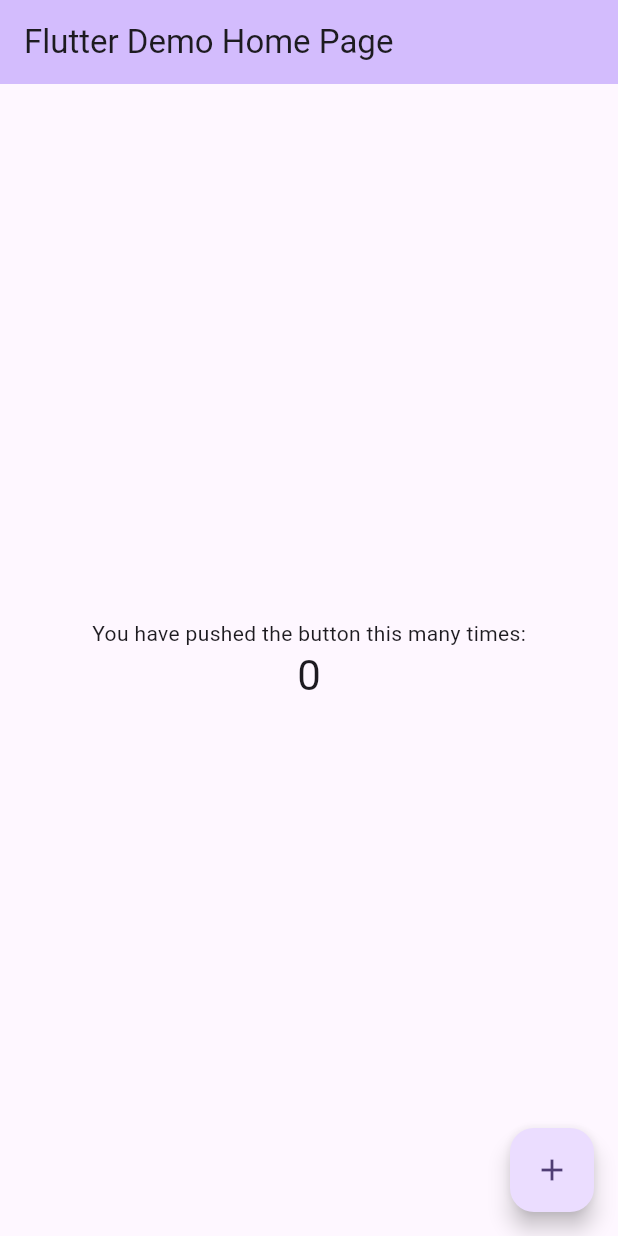
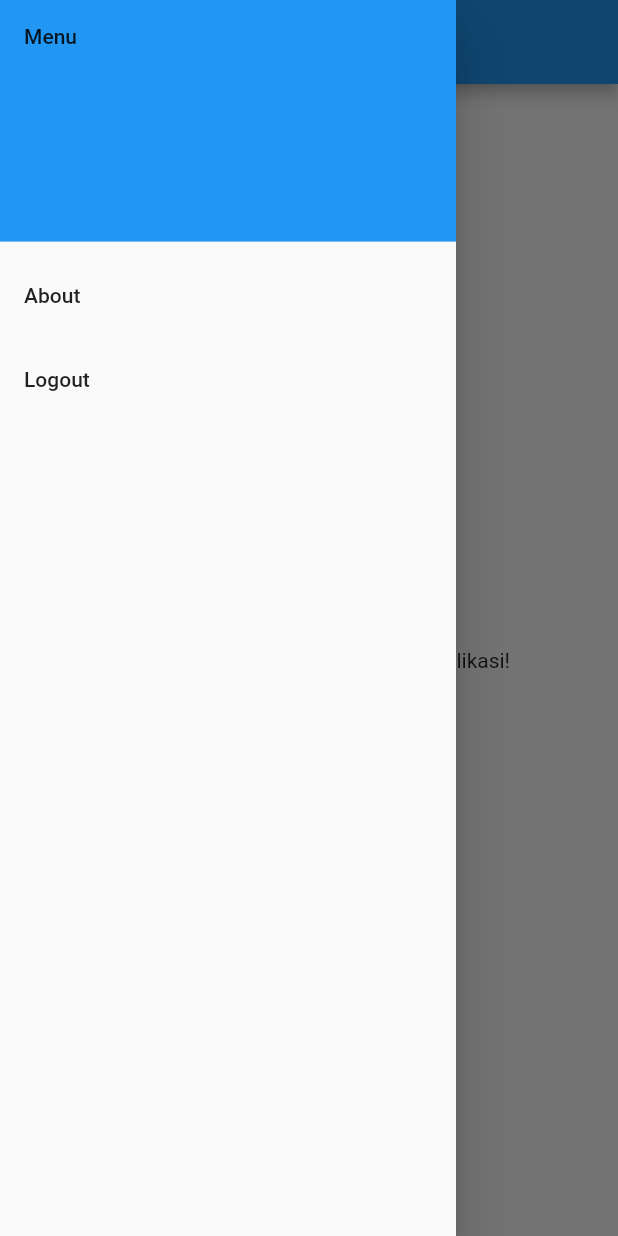
Before and after one commit to Daffakhaironkhan/praktikum-tugas-3, a Flutter app: the screen it shows after launch, with the side drawer open (before the commit the screen has no drawer), on a phone screen of 412 x 824 dp. Run offline on Flutter 3.47's test engine with Material 2 defaults, Android fonts, the phone set to English and light mode, and no system bars; our stand-ins replace shared_preferences.

Commit message:
pengumpulan tugas 3 praktikum pemrograman mobile

```diff
--- /dev/null
+++ b/lib/about_page.dart
@@ -0,0 +1,15 @@
+import 'package:flutter/material.dart';
+
+class AboutPage extends StatelessWidget {
+  @override
+  Widget build(BuildContext context) {
+    return Scaffold(
+      appBar: AppBar(
+        title: Text('About'),
+      ),
+      body: Center(
+        child: Text('Selamat datang di halaman About user!'),
+      ),
+    );
+  }
+}
--- /dev/null
+++ b/lib/home_page.dart
@@ -0,0 +1,43 @@
+import 'package:flutter/material.dart';
+import 'package:shared_preferences/shared_preferences.dart';
+
+class HomePage extends StatelessWidget {
+  @override
+  Widget build(BuildContext context) {
+    return Scaffold(
+      appBar: AppBar(
+        title: Text('Home'),
+      ),
+      drawer: Drawer(
+        child: ListView(
+          padding: EdgeInsets.zero,
+          children: <Widget>[
+            DrawerHeader(
+              child: Text('Menu'),
+              decoration: BoxDecoration(
+                color: Colors.blue,
+              ),
+            ),
+            ListTile(
+              title: Text('About'),
+              onTap: () {
+                Navigator.of(context).pushNamed('/about');
+              },
+            ),
+            ListTile(
+              title: Text('Logout'),
+              onTap: () async {
+                SharedPreferences prefs = await SharedPreferences.getInstance();
+                prefs.remove('token');
+                Navigator.of(context).pushNamed('/login');
+              },
+            ),
+          ],
+        ),
+      ),
+      body: Center(
+        child: Text('Selamat datang di halaman utama aplikasi!'),
+      ),
+    );
+  }
+}
--- a/lib/main.dart
+++ b/lib/main.dart
@@ -1,125 +1,21 @@
 import 'package:flutter/material.dart';
+import 'package:praktikum/about_page.dart';
+import 'package:praktikum/home_page.dart';
+import 'package:praktikum/login_page.dart';
 
-void main() {
-  runApp(const MyApp());
-}
+void main() => runApp(MyApp());
 
 class MyApp extends StatelessWidget {
-  const MyApp({super.key});
-
-  // This widget is the root of your application.
   @override
   Widget build(BuildContext context) {
     return MaterialApp(
-      title: 'Flutter Demo',
-      theme: ThemeData(
-        // This is the theme of your application.
-        //
-        // TRY THIS: Try running your application with "flutter run". You'll see
-        // the application has a blue toolbar. Then, without quitting the app,
-        // try changing the seedColor in the colorScheme below to Colors.green
-        // and then invoke "hot reload" (save your changes or press the "hot
-        // reload" button in a Flutter-supported IDE, or press "r" if you used
-        // the command line to start the app).
-        //
-        // Notice that the counter didn't reset back to zero; the application
-        // state is not lost during the reload. To reset the state, use hot
-        // restart instead.
-        //
-        // This works for code too, not just values: Most code changes can be
-        // tested with just a hot reload.
-        colorScheme: ColorScheme.fromSeed(seedColor: Colors.deepPurple),
-        useMaterial3: true,
-      ),
-      home: const MyHomePage(title: 'Flutter Demo Home Page'),
+      title: 'Flutter App',
+      initialRoute: '/',
+      routes: {
+        '/': (context) => HomePage(),
+        '/about': (context) => AboutPage(),
+        '/login': (context) => LoginPage(),
+      },
     );
   }
 }
-
-class MyHomePage extends StatefulWidget {
-  const MyHomePage({super.key, required this.title});
-
-  // This widget is the home page of your application. It is stateful, meaning
-  // that it has a State object (defined below) that contains fields that affect
-  // how it looks.
-
-  // This class is the configuration for the state. It holds the values (in this
-  // case the title) provided by the parent (in this case the App widget) and
-  // used by the build method of the State. Fields in a Widget subclass are
-  // always marked "final".
-
-  final String title;
-
-  @override
-  State<MyHomePage> createState() => _MyHomePageState();
-}
-
-class _MyHomePageState extends State<MyHomePage> {
-  int _counter = 0;
-
-  void _incrementCounter() {
-    setState(() {
-      // This call to setState tells the Flutter framework that something has
-      // changed in this State, which causes it to rerun the build method below
-      // so that the display can reflect the updated values. If we changed
-      // _counter without calling setState(), then the build method would not be
-      // called again, and so nothing would appear to happen.
-      _counter++;
-    });
-  }
-
-  @override
-  Widget build(BuildContext context) {
-    // This method is rerun every time setState is called, for instance as done
-    // by the _incrementCounter method above.
-    //
-    // The Flutter framework has been optimized to make rerunning build methods
-    // fast, so that you can just rebuild anything that needs updating rather
-    // than having to individually change instances of widgets.
-    return Scaffold(
-      appBar: AppBar(
-        // TRY THIS: Try changing the color here to a specific color (to
-        // Colors.amber, perhaps?) and trigger a hot reload to see the AppBar
-        // change color while the other colors stay the same.
-        backgroundColor: Theme.of(context).colorScheme.inversePrimary,
-        // Here we take the value from the MyHomePage object that was created by
-        // the App.build method, and use it to set our appbar title.
-        title: Text(widget.title),
-      ),
-      body: Center(
-        // Center is a layout widget. It takes a single child and positions it
-        // in the middle of the parent.
-        child: Column(
-          // Column is also a layout widget. It takes a list of children and
-          // arranges them vertically. By default, it sizes itself to fit its
-          // children horizontally, and tries to be as tall as its parent.
-          //
-          // Column has various properties to control how it sizes itself and
-          // how it positions its children. Here we use mainAxisAlignment to
-          // center the children vertically; the main axis here is the vertical
-          // axis because Columns are vertical (the cross axis would be
-          // horizontal).
-          //
-          // TRY THIS: Invoke "debug painting" (choose the "Toggle Debug Paint"
-          // action in the IDE, or press "p" in the console), to see the
-          // wireframe for each widget.
-          mainAxisAlignment: MainAxisAlignment.center,
-          children: <Widget>[
-            const Text(
-              'You have pushed the button this many times:',
-            ),
-            Text(
-              '$_counter',
-              style: Theme.of(context).textTheme.headlineMedium,
-            ),
-          ],
-        ),
-      ),
-      floatingActionButton: FloatingActionButton(
-        onPressed: _incrementCounter,
-        tooltip: 'Increment',
-        child: const Icon(Icons.add),
-      ), // This trailing comma makes auto-formatting nicer for build methods.
-    );
-  }
-}
--- a/pubspec.yaml
+++ b/pubspec.yaml
@@ -35,6 +35,7 @@ dependencies:
   # The following adds the Cupertino Icons font to your application.
   # Use with the CupertinoIcons class for iOS style icons.
   cupertino_icons: ^1.0.2
+  shared_preferences: ^2.0.17
 
 dev_dependencies:
   flutter_test:
```
Also changed, not shown: lib/login_page.dart (added, +111 -0 lines), pubspec.lock, 1 other file.
